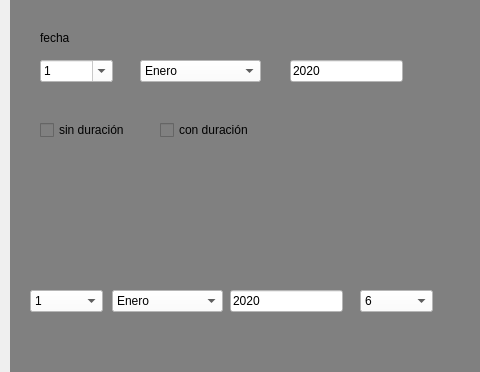
First picture: the form in frontend/vistas/nuevaReserva/nuevaReserva.ui, repository Johnatanvq/pooAPP, before the edit; both pictures show x 0 to 480 and y 110 to 482 of the 800 by 600 pixel window.
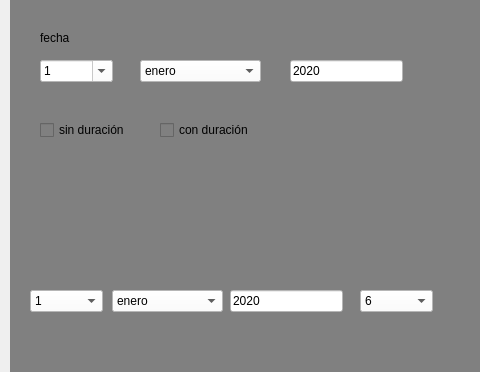
Second picture: the form after the edit.

Patch:
```diff
--- a/frontend/vistas/nuevaReserva/nuevaReserva.ui
+++ b/frontend/vistas/nuevaReserva/nuevaReserva.ui
@@ -307,7 +307,7 @@
      </property>
      <item>
       <property name="text">
-       <string>Enero</string>
+       <string>enero</string>
       </property>
      </item>
      <item>
@@ -813,7 +813,7 @@
      </property>
      <item>
       <property name="text">
-       <string>Enero</string>
+       <string>enero</string>
       </property>
      </item>
      <item>
```
Left out of the diff: 46 changed lines with no effect on the pictures.
